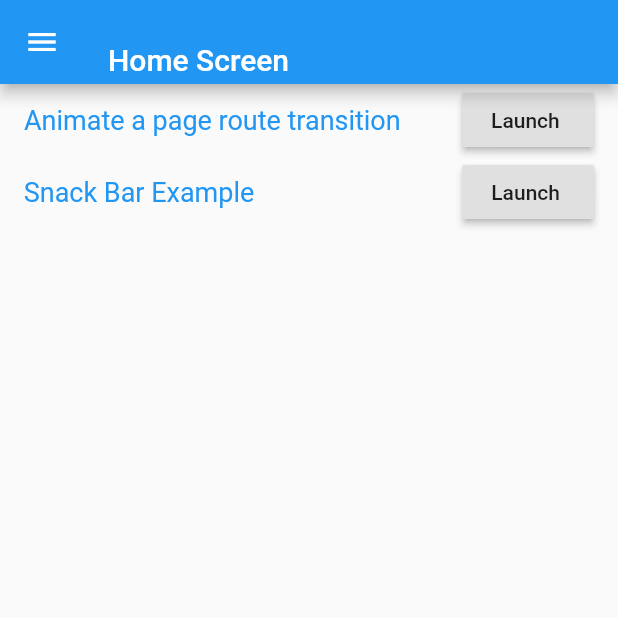
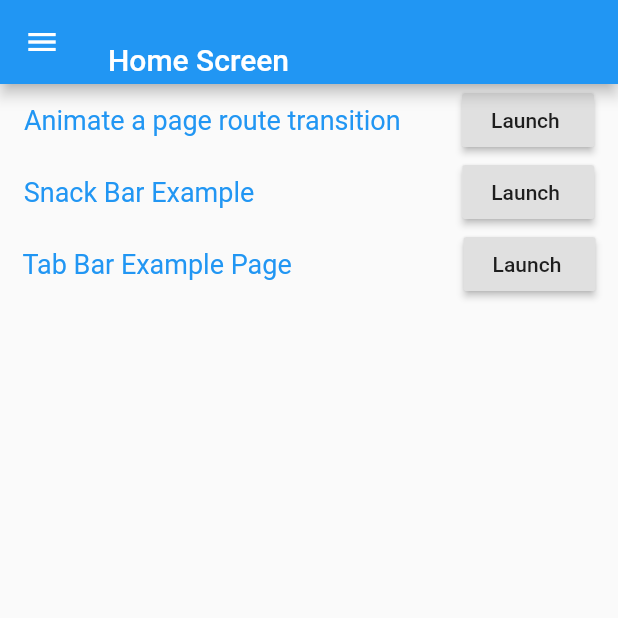
Before and after one commit to JaacielFernando/Flutter-Cook_book, a Flutter app: the screen it shows after launch, on a phone screen of 412 x 824 dp, the top half of it. Run offline on Flutter 3.47's test engine with Material 2 defaults, Android fonts, the phone set to English and light mode, and no system bars.

Commit message:
Desing/Tab-Bar-Example

```diff
--- a/lib/main.dart
+++ b/lib/main.dart
@@ -2,6 +2,8 @@ import 'package:cook_book_flutter/src/pages/Animation_P1.dart';
 import 'package:cook_book_flutter/src/pages/home_page.dart';
 import 'package:cook_book_flutter/src/pages/snack_bar_page.dart';
 import 'package:flutter/material.dart';
+
+import 'src/pages/tabs_example_page.dart';
 
 void main() => runApp(MyApp());
 
@@ -15,6 +17,7 @@ class MyApp extends StatelessWidget {
         '/': (context) => HomePage(),
         '/AnimationP1': (context) => AnimationP1(),
         '/SnackBarExample': (context) => SnackBarPage(),
+        '/TabBarExample': (context)=> TabBarDemo()
       },
     );
   }
--- a/lib/src/pages/home_page.dart
+++ b/lib/src/pages/home_page.dart
@@ -75,6 +75,30 @@ class HomePage extends StatelessWidget {
                   ),
                 ],
               ),
+              Row(
+                mainAxisAlignment: MainAxisAlignment.spaceAround,
+                children: <Widget>[
+                  InkWell(
+                    child: Text(
+                      'Tab Bar Example Page                   ',
+                      style: TextStyle(
+                        color: Colors.blue,
+                        fontSize: 18,
+                      ),
+                    ),
+                    onTap: () {
+                      Navigator.pushNamed(context, '/TabBarExample');
+                    },
+                  ),
+                  RaisedButton(
+                    child: Text('Launch '),
+                    onPressed: () {
+                      // Navigate to the second screen using a named route.
+                      Navigator.pushNamed(context, '/TabBarExample');
+                    },
+                  ),
+                ],
+              ),
             ],
           ),
         ),
--- /dev/null
+++ b/lib/src/pages/tabs_example_page.dart
@@ -0,0 +1,30 @@
+import 'package:flutter/material.dart';
+
+class TabBarDemo extends StatelessWidget {
+  @override
+  Widget build(BuildContext context) {
+    return MaterialApp(
+        home: DefaultTabController(
+      length: 3,
+      child: Scaffold(
+          appBar: AppBar(
+        bottom: TabBar(
+          tabs: [
+            Tab(icon: Icon(Icons.directions_car)),
+            Tab(
+              icon: Icon(Icons.directions_transit),
+            ),
+            Tab(
+              icon: Icon(Icons.directions_bike),
+            ),
+          ],
+        ),
+      ),
+      body: TabBarView(children: <Widget>[
+        Icon(Icons.directions_car),
+        Icon(Icons.directions_transit),
+        Icon(Icons.directions_bike),
+      ],),),
+    ));
+  }
+}
```
